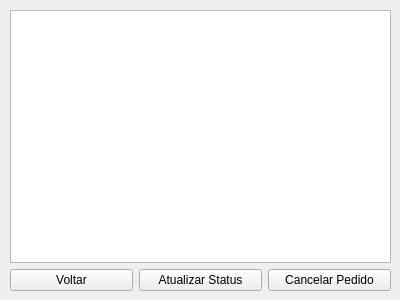
Before: the Qt Designer form qtQuickOrder/QuickOrder/orderstatusmenu.ui in henriqueramalho1/QuickOrder, drawn with Qt 5.
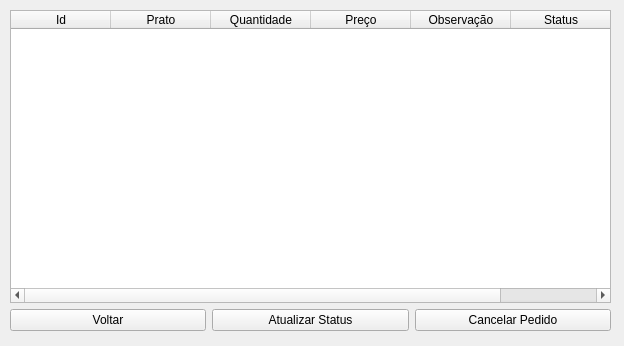
After: the same form once the commit is applied.

Commit message: added order list menu

```diff
--- a/qtQuickOrder/QuickOrder/orderstatusmenu.ui
+++ b/qtQuickOrder/QuickOrder/orderstatusmenu.ui
@@ -6,8 +6,8 @@
    <rect>
     <x>0</x>
     <y>0</y>
-    <width>400</width>
-    <height>300</height>
+    <width>624</width>
+    <height>346</height>
    </rect>
   </property>
   <property name="windowTitle">
@@ -18,11 +18,81 @@
     <rect>
      <x>10</x>
      <y>10</y>
-     <width>381</width>
-     <height>281</height>
+     <width>601</width>
+     <height>321</height>
     </rect>
    </property>
    <layout class="QGridLayout" name="gridLayout">
+    <item row="0" column="0" colspan="3">
+     <widget class="QTableWidget" name="orderWidget">
+      <property name="inputMethodHints">
+       <set>Qt::ImhNone</set>
+      </property>
+      <property name="editTriggers">
+       <set>QAbstractItemView::NoEditTriggers</set>
+      </property>
+      <property name="dragDropMode">
+       <enum>QAbstractItemView::DragOnly</enum>
+      </property>
+      <property name="alternatingRowColors">
+       <bool>true</bool>
+      </property>
+      <property name="selectionBehavior">
+       <enum>QAbstractItemView::SelectRows</enum>
+      </property>
+      <property name="showGrid">
+       <bool>true</bool>
+      </property>
+      <property name="sortingEnabled">
+       <bool>false</bool>
+      </property>
+      <property name="cornerButtonEnabled">
+       <bool>true</bool>
+      </property>
+      <property name="rowCount">
+       <number>0</number>
+      </property>
+      <attribute name="horizontalHeaderVisible">
+       <bool>true</bool>
+      </attribute>
+      <attribute name="verticalHeaderVisible">
+       <bool>false</bool>
+      </attribute>
+      <attribute name="verticalHeaderCascadingSectionResizes">
+       <bool>false</bool>
+      </attribute>
+      <column>
+       <property name="text">
+        <string>Id</string>
+       </property>
+      </column>
+      <column>
+       <property name="text">
+        <string>Prato</string>
+       </property>
+      </column>
+      <column>
+       <property name="text">
+        <string>Quantidade</string>
+       </property>
+      </column>
+      <column>
+       <property name="text">
+        <string>Preço</string>
+       </property>
+      </column>
+      <column>
+       <property name="text">
+        <string>Observação</string>
+       </property>
+      </column>
+      <column>
+       <property name="text">
+        <string>Status</string>
+       </property>
+      </column>
+     </widget>
+    </item>
     <item row="1" column="0">
      <widget class="QPushButton" name="backButton">
       <property name="text">
@@ -44,9 +114,6 @@
       </property>
      </widget>
     </item>
-    <item row="0" column="0" colspan="3">
-     <widget class="QListWidget" name="orderListWidget"/>
-    </item>
    </layout>
   </widget>
  </widget>
```
The commit also changes 3 other files.
